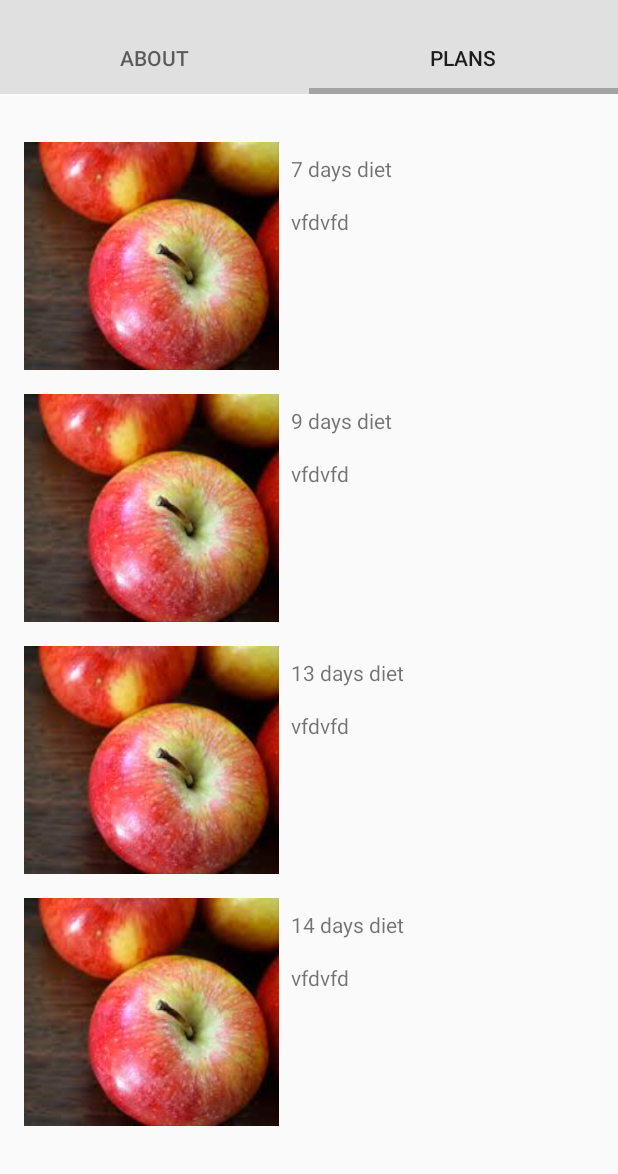
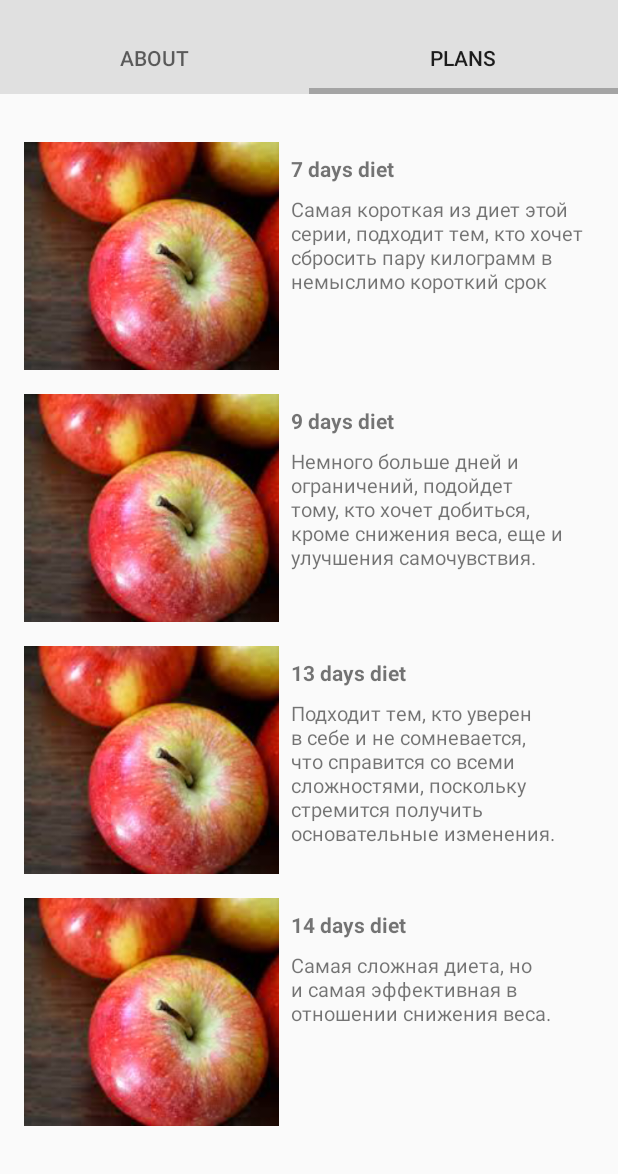
Before and after one commit to degluttiat/JD, an Android app: the screen it shows after launch (MainActivity), tab 2 chosen, on a phone screen of 412 x 824 dp, the part 62-1236 px from its top. Run offline under Robolectric (Android 15) with nearby library versions, the phone set to English and light mode, and no system bars.

Commit message:
Added strings

```diff
--- a/app/src/main/res/layout/fragment_plans.xml
+++ b/app/src/main/res/layout/fragment_plans.xml
@@ -28,14 +28,16 @@
                 android:layout_height="wrap_content"
                 android:layout_margin="8dp"
                 android:gravity="left"
-                android:text="@string/_7_days_diet" />
+                android:text="@string/_7_days_diet"
+                android:textStyle="bold" />
 
             <TextView
                 android:layout_width="match_parent"
                 android:layout_height="match_parent"
-                android:layout_margin="8dp"
+                android:layout_marginLeft="8dp"
                 android:gravity="left"
-                android:text="vfdvfd" />
+                android:text="Самая короткая из диет этой серии, подходит тем, кто хочет сбросить пару килограмм в немыслимо короткий срок"
+                android:textSize="13sp" />
 
         </LinearLayout>
 
@@ -65,14 +67,16 @@
                 android:layout_height="wrap_content"
                 android:layout_margin="8dp"
                 android:gravity="left"
-                android:text="@string/_9_days_diet" />
+                android:text="@string/_9_days_diet"
+                android:textStyle="bold" />
 
             <TextView
                 android:layout_width="match_parent"
                 android:layout_height="match_parent"
-                android:layout_margin="8dp"
+                android:layout_marginLeft="8dp"
                 android:gravity="left"
-                android:text="vfdvfd" />
+                android:text="Немного больше дней и ограничений, подойдет тому, кто хочет добиться, кроме снижения веса, еще и улучшения самочувствия."
+                android:textSize="13sp" />
 
         </LinearLayout>
 
@@ -102,14 +106,16 @@
                 android:layout_height="wrap_content"
                 android:layout_margin="8dp"
                 android:gravity="left"
-                android:text="@string/_13_days_diet" />
+                android:text="@string/_13_days_diet"
+                android:textStyle="bold" />
 
             <TextView
                 android:layout_width="match_parent"
                 android:layout_height="match_parent"
-                android:layout_margin="8dp"
+                android:layout_marginLeft="8dp"
                 android:gravity="left"
-                android:text="vfdvfd" />
+                android:text="Подходит тем, кто уверен в себе и не сомневается, что справится со всеми сложностями, поскольку стремится получить основательные изменения."
+                android:textSize="13sp" />
 
         </LinearLayout>
 
@@ -140,14 +146,16 @@
                 android:layout_height="wrap_content"
                 android:layout_margin="8dp"
                 android:gravity="left"
-                android:text="@string/_14_days_diet" />
+                android:text="@string/_14_days_diet"
+                android:textStyle="bold" />
 
             <TextView
                 android:layout_width="match_parent"
                 android:layout_height="match_parent"
-                android:layout_margin="8dp"
+                android:layout_marginLeft="8dp"
                 android:gravity="left"
-                android:text="vfdvfd" />
+                android:text="Самая сложная диета, но и самая эффективная в отношении снижения веса."
+                android:textSize="13sp" />
 
         </LinearLayout>
 
```
Also changed, not shown: app/src/main/java/com/example/jd/FragmentRecyclerView.java (+35 -21 lines), app/src/main/res/drawable/ic_more_vert_black_24dp.xml (added, +9 -0 lines), app/src/main/res/layout/list_msg_dialog.xml (added, +37 -0 lines).
